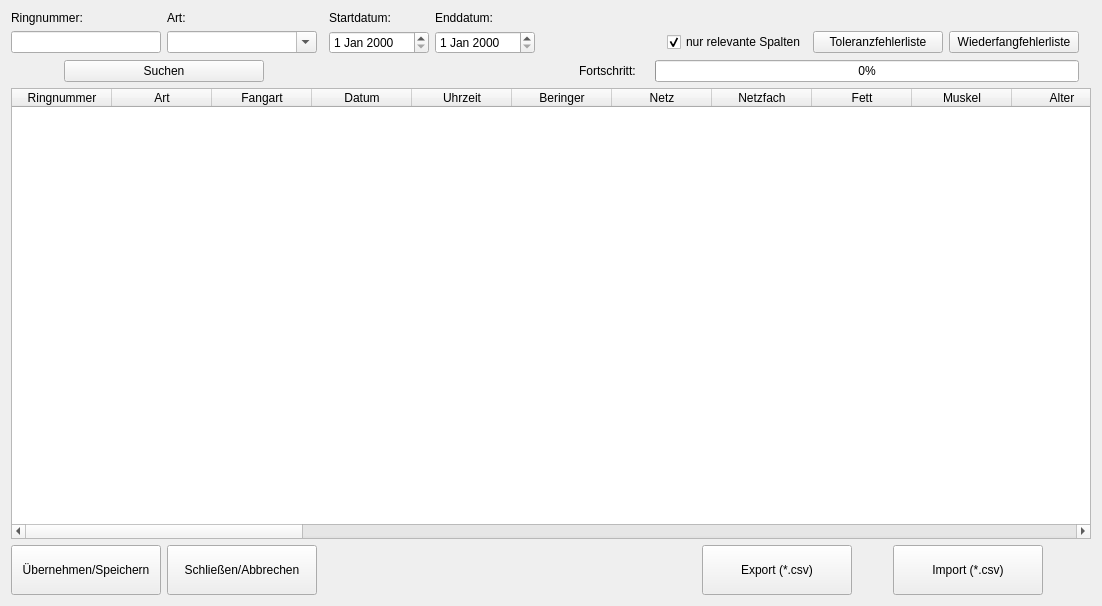
Above: Beringungsoberflaeche/Hauptfenster_neu/search_ringnb_form.ui from StefanBongers/BirdRinging before the change. Below: the same form after it.
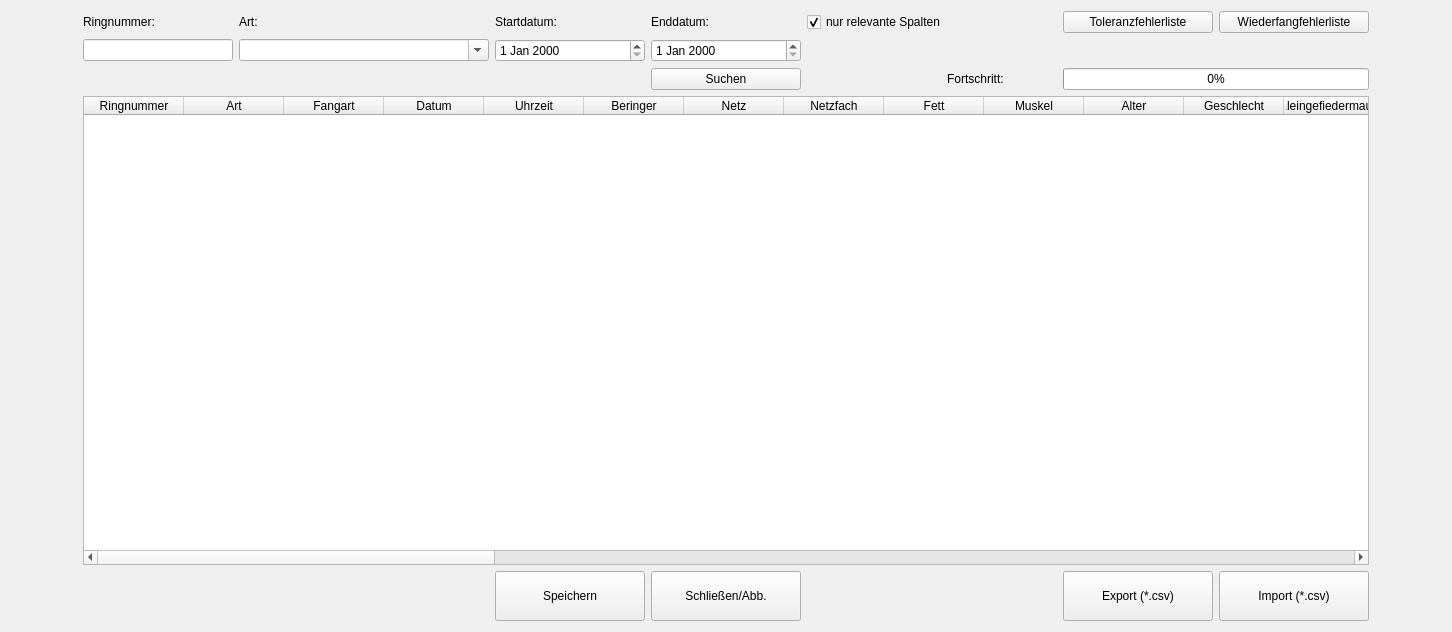
That is the form after the change.

Patch:
```diff
--- a/Beringungsoberflaeche/Hauptfenster_neu/search_ringnb_form.ui
+++ b/Beringungsoberflaeche/Hauptfenster_neu/search_ringnb_form.ui
@@ -6,8 +6,8 @@
    <rect>
     <x>0</x>
     <y>0</y>
-    <width>1102</width>
-    <height>606</height>
+    <width>1452</width>
+    <height>632</height>
    </rect>
   </property>
   <property name="windowTitle">
@@ -17,7 +17,35 @@
    <enum>Qt::LeftToRight</enum>
   </property>
   <layout class="QGridLayout" name="gridLayout">
-   <item row="2" column="4">
+   <item row="0" column="0">
+    <layout class="QGridLayout" name="gridLayout_2">
+     <item row="1" column="2">
+      <widget class="QLabel" name="label_3">
+       <property name="toolTip">
+        <string>Rechtsklick fügt aktuelles Datum ein.</string>
+       </property>
+       <property name="text">
+        <string>Startdatum:</string>
+       </property>
+      </widget>
+     </item>
+     <item row="2" column="3">
+      <widget class="QDateEdit" name="DE_end">
+       <property name="minimumSize">
+        <size>
+         <width>150</width>
+         <height>0</height>
+        </size>
+       </property>
+       <property name="maximumSize">
+        <size>
+         <width>150</width>
+         <height>16777215</height>
+        </size>
+       </property>
+      </widget>
+     </item>
+     <item row="1" column="3">
     <widget class="QLabel" name="label_5">
      <property name="toolTip">
       <string>Rechtsklick fügt aktuelles Datum ein.</string>
@@ -27,11 +55,37 @@
      </property>
     </widget>
    </item>
-   <item row="3" column="3">
+     <item row="1" column="6">
+      <widget class="QPushButton" name="BTN_fehlerliste_wiederfang">
+       <property name="minimumSize">
+        <size>
+         <width>0</width>
+         <height>0</height>
+        </size>
+       </property>
+       <property name="maximumSize">
+        <size>
+         <width>200</width>
+         <height>16777215</height>
+        </size>
+       </property>
+       <property name="text">
+        <string>Wiederfangfehlerliste</string>
+       </property>
+      </widget>
+     </item>
+     <item row="1" column="0">
+      <widget class="QLabel" name="label">
+       <property name="text">
+        <string>Ringnummer:</string>
+       </property>
+      </widget>
+     </item>
+     <item row="2" column="2">
     <widget class="QDateEdit" name="DE_start">
      <property name="minimumSize">
       <size>
-       <width>100</width>
+         <width>150</width>
        <height>0</height>
       </size>
      </property>
@@ -43,7 +97,7 @@
      </property>
     </widget>
    </item>
-   <item row="3" column="1">
+     <item row="2" column="1">
     <widget class="QComboBox" name="CMB_art">
      <property name="sizePolicy">
       <sizepolicy hsizetype="Expanding" vsizetype="Fixed">
@@ -53,7 +107,7 @@
      </property>
      <property name="minimumSize">
       <size>
-       <width>150</width>
+         <width>250</width>
        <height>0</height>
       </size>
      </property>
@@ -71,64 +125,30 @@
      </property>
     </widget>
    </item>
-   <item row="2" column="3">
-    <widget class="QLabel" name="label_3">
-     <property name="toolTip">
-      <string>Rechtsklick fügt aktuelles Datum ein.</string>
-     </property>
-     <property name="text">
-      <string>Startdatum:</string>
-     </property>
-    </widget>
-   </item>
-   <item row="4" column="8" colspan="5">
-    <layout class="QHBoxLayout" name="horizontalLayout_2">
-     <item>
-      <widget class="QProgressBar" name="progressBar">
-       <property name="maximum">
-        <number>1000</number>
-       </property>
-       <property name="value">
-        <number>0</number>
-       </property>
-       <property name="textVisible">
-        <bool>true</bool>
-       </property>
-      </widget>
-     </item>
-    </layout>
-   </item>
-   <item row="2" column="1">
-    <widget class="QLabel" name="label_2">
-     <property name="text">
-      <string>Art:</string>
-     </property>
-    </widget>
-   </item>
-   <item row="3" column="6">
-    <spacer name="horizontalSpacer">
-     <property name="orientation">
-      <enum>Qt::Horizontal</enum>
-     </property>
-     <property name="sizeHint" stdset="0">
+     <item row="3" column="3">
+      <widget class="QPushButton" name="BTN_search">
+       <property name="maximumSize">
       <size>
-       <width>40</width>
-       <height>20</height>
-      </size>
-     </property>
-    </spacer>
-   </item>
-   <item row="3" column="11">
+         <width>200</width>
+         <height>16777215</height>
+        </size>
+       </property>
+       <property name="text">
+        <string>Suchen</string>
+       </property>
+      </widget>
+     </item>
+     <item row="1" column="5">
     <widget class="QPushButton" name="BTN_fehlerliste">
      <property name="minimumSize">
       <size>
-       <width>130</width>
+         <width>100</width>
        <height>0</height>
       </size>
      </property>
      <property name="maximumSize">
       <size>
-       <width>150</width>
+         <width>200</width>
        <height>16777215</height>
       </size>
      </property>
@@ -137,147 +157,7 @@
      </property>
     </widget>
    </item>
-   <item row="7" column="0">
-    <widget class="QPushButton" name="BTN_save">
-     <property name="sizePolicy">
-      <sizepolicy hsizetype="Fixed" vsizetype="Fixed">
-       <horstretch>0</horstretch>
-       <verstretch>0</verstretch>
-      </sizepolicy>
-     </property>
-     <property name="minimumSize">
-      <size>
-       <width>140</width>
-       <height>50</height>
-      </size>
-     </property>
-     <property name="maximumSize">
-      <size>
-       <width>150</width>
-       <height>50</height>
-      </size>
-     </property>
-     <property name="text">
-      <string>Übernehmen/Speichern</string>
-     </property>
-    </widget>
-   </item>
-   <item row="7" column="1">
-    <widget class="QPushButton" name="BTN_cancel">
-     <property name="sizePolicy">
-      <sizepolicy hsizetype="Fixed" vsizetype="Fixed">
-       <horstretch>0</horstretch>
-       <verstretch>0</verstretch>
-      </sizepolicy>
-     </property>
-     <property name="minimumSize">
-      <size>
-       <width>150</width>
-       <height>50</height>
-      </size>
-     </property>
-     <property name="maximumSize">
-      <size>
-       <width>150</width>
-       <height>50</height>
-      </size>
-     </property>
-     <property name="text">
-      <string>Schließen/Abbrechen</string>
-     </property>
-    </widget>
-   </item>
-   <item row="4" column="4" colspan="3">
-    <layout class="QHBoxLayout" name="horizontalLayout_4">
-     <item>
-      <widget class="QLabel" name="LBL_progress">
-       <property name="maximumSize">
-        <size>
-         <width>200</width>
-         <height>16777215</height>
-        </size>
-       </property>
-       <property name="text">
-        <string>Fortschritt: </string>
-       </property>
-       <property name="alignment">
-        <set>Qt::AlignRight|Qt::AlignTrailing|Qt::AlignVCenter</set>
-       </property>
-      </widget>
-     </item>
-    </layout>
-   </item>
-   <item row="7" column="10" colspan="3">
-    <layout class="QHBoxLayout" name="horizontalLayout">
-     <item>
-      <widget class="QPushButton" name="BTN_export">
-       <property name="sizePolicy">
-        <sizepolicy hsizetype="Fixed" vsizetype="Fixed">
-         <horstretch>0</horstretch>
-         <verstretch>0</verstretch>
-        </sizepolicy>
-       </property>
-       <property name="minimumSize">
-        <size>
-         <width>150</width>
-         <height>50</height>
-        </size>
-       </property>
-       <property name="maximumSize">
-        <size>
-         <width>150</width>
-         <height>50</height>
-        </size>
-       </property>
-       <property name="text">
-        <string>Export (*.csv)</string>
-       </property>
-      </widget>
-     </item>
-     <item>
-      <widget class="QPushButton" name="BTN_import">
-       <property name="sizePolicy">
-        <sizepolicy hsizetype="Fixed" vsizetype="Fixed">
-         <horstretch>0</horstretch>
-         <verstretch>0</verstretch>
-        </sizepolicy>
-       </property>
-       <property name="minimumSize">
-        <size>
-         <width>150</width>
-         <height>50</height>
-        </size>
-       </property>
-       <property name="maximumSize">
-        <size>
-         <width>150</width>
-         <height>50</height>
-        </size>
-       </property>
-       <property name="text">
-        <string>Import (*.csv)</string>
-       </property>
-      </widget>
-     </item>
-    </layout>
-   </item>
-   <item row="3" column="4">
-    <widget class="QDateEdit" name="DE_end">
-     <property name="minimumSize">
-      <size>
-       <width>100</width>
-       <height>0</height>
-      </size>
-     </property>
-     <property name="maximumSize">
-      <size>
-       <width>100</width>
-       <height>16777215</height>
-      </size>
-     </property>
-    </widget>
-   </item>
-   <item row="6" column="0" colspan="15">
+     <item row="4" column="0" colspan="7">
     <widget class="QTableWidget" name="TBL_results">
      <property name="sizeAdjustPolicy">
       <enum>QAbstractScrollArea::AdjustToContents</enum>
@@ -477,14 +357,7 @@
      </column>
     </widget>
    </item>
-   <item row="2" column="0">
-    <widget class="QLabel" name="label">
-     <property name="text">
-      <string>Ringnummer:</string>
-     </property>
-    </widget>
-   </item>
-   <item row="3" column="10">
+     <item row="1" column="4">
     <widget class="QCheckBox" name="CHB_rel_col">
      <property name="sizePolicy">
       <sizepolicy hsizetype="Fixed" vsizetype="Fixed">
@@ -494,13 +367,13 @@
      </property>
      <property name="minimumSize">
       <size>
-       <width>140</width>
+         <width>250</width>
        <height>0</height>
       </size>
      </property>
      <property name="maximumSize">
       <size>
-       <width>140</width>
+         <width>250</width>
        <height>16777215</height>
       </size>
      </property>
@@ -512,7 +385,14 @@
      </property>
     </widget>
    </item>
-   <item row="3" column="0">
+     <item row="1" column="1">
+      <widget class="QLabel" name="label_2">
+       <property name="text">
+        <string>Art:</string>
+       </property>
+      </widget>
+     </item>
+     <item row="2" column="0">
     <widget class="QLineEdit" name="INP_ringnb">
      <property name="minimumSize">
       <size>
@@ -528,29 +408,108 @@
      </property>
     </widget>
    </item>
-   <item row="3" column="12">
-    <widget class="QPushButton" name="BTN_fehlerliste_wiederfang">
+     <item row="5" column="2">
+      <widget class="QPushButton" name="BTN_save">
+       <property name="sizePolicy">
+        <sizepolicy hsizetype="Fixed" vsizetype="Fixed">
+         <horstretch>0</horstretch>
+         <verstretch>0</verstretch>
+        </sizepolicy>
+       </property>
      <property name="minimumSize">
       <size>
-       <width>130</width>
-       <height>0</height>
+         <width>140</width>
+         <height>50</height>
       </size>
      </property>
      <property name="maximumSize">
       <size>
        <width>150</width>
-       <height>16777215</height>
+         <height>50</height>
       </size>
      </property>
      <property name="text">
-      <string>Wiederfangfehlerliste</string>
+        <string>Speichern</string>
      </property>
     </widget>
    </item>
-   <item row="4" column="0" colspan="2">
-    <layout class="QHBoxLayout" name="horizontalLayout_3">
-     <item>
-      <widget class="QPushButton" name="BTN_search">
+     <item row="5" column="3">
+      <widget class="QPushButton" name="BTN_cancel">
+       <property name="sizePolicy">
+        <sizepolicy hsizetype="Fixed" vsizetype="Fixed">
+         <horstretch>0</horstretch>
+         <verstretch>0</verstretch>
+        </sizepolicy>
+       </property>
+       <property name="minimumSize">
+        <size>
+         <width>150</width>
+         <height>50</height>
+        </size>
+       </property>
+       <property name="maximumSize">
+        <size>
+         <width>150</width>
+         <height>50</height>
+        </size>
+       </property>
+       <property name="text">
+        <string>Schließen/Abb.</string>
+       </property>
+      </widget>
+     </item>
+     <item row="5" column="5">
+      <widget class="QPushButton" name="BTN_export">
+       <property name="sizePolicy">
+        <sizepolicy hsizetype="Fixed" vsizetype="Fixed">
+         <horstretch>0</horstretch>
+         <verstretch>0</verstretch>
+        </sizepolicy>
+       </property>
+       <property name="minimumSize">
+        <size>
+         <width>150</width>
+         <height>50</height>
+        </size>
+       </property>
+       <property name="maximumSize">
+        <size>
+         <width>150</width>
+         <height>50</height>
+        </size>
+       </property>
+       <property name="text">
+        <string>Export (*.csv)</string>
+       </property>
+      </widget>
+     </item>
+     <item row="5" column="6">
+      <widget class="QPushButton" name="BTN_import">
+       <property name="sizePolicy">
+        <sizepolicy hsizetype="Fixed" vsizetype="Fixed">
+         <horstretch>0</horstretch>
+         <verstretch>0</verstretch>
+        </sizepolicy>
+       </property>
+       <property name="minimumSize">
+        <size>
+         <width>150</width>
+         <height>50</height>
+        </size>
+       </property>
+       <property name="maximumSize">
+        <size>
+         <width>150</width>
+         <height>50</height>
+        </size>
+       </property>
+       <property name="text">
+        <string>Import (*.csv)</string>
+       </property>
+      </widget>
+     </item>
+     <item row="3" column="4">
+      <widget class="QLabel" name="LBL_progress">
        <property name="maximumSize">
         <size>
          <width>200</width>
@@ -558,10 +517,26 @@
         </size>
        </property>
        <property name="text">
-        <string>Suchen</string>
+        <string>Fortschritt: </string>
        </property>
+       <property name="alignment">
+        <set>Qt::AlignRight|Qt::AlignTrailing|Qt::AlignVCenter</set>
+       </property>
       </widget>
      </item>
+     <item row="3" column="5" colspan="2">
+      <widget class="QProgressBar" name="progressBar">
+       <property name="maximum">
+        <number>1000</number>
+       </property>
+       <property name="value">
+        <number>0</number>
+       </property>
+       <property name="textVisible">
+        <bool>true</bool>
+       </property>
+      </widget>
+     </item>
     </layout>
    </item>
   </layout>
```
Left out of the diff: 7 changed lines with no effect on the pictures. Lines whose indentation alone changed are shown as unchanged.
